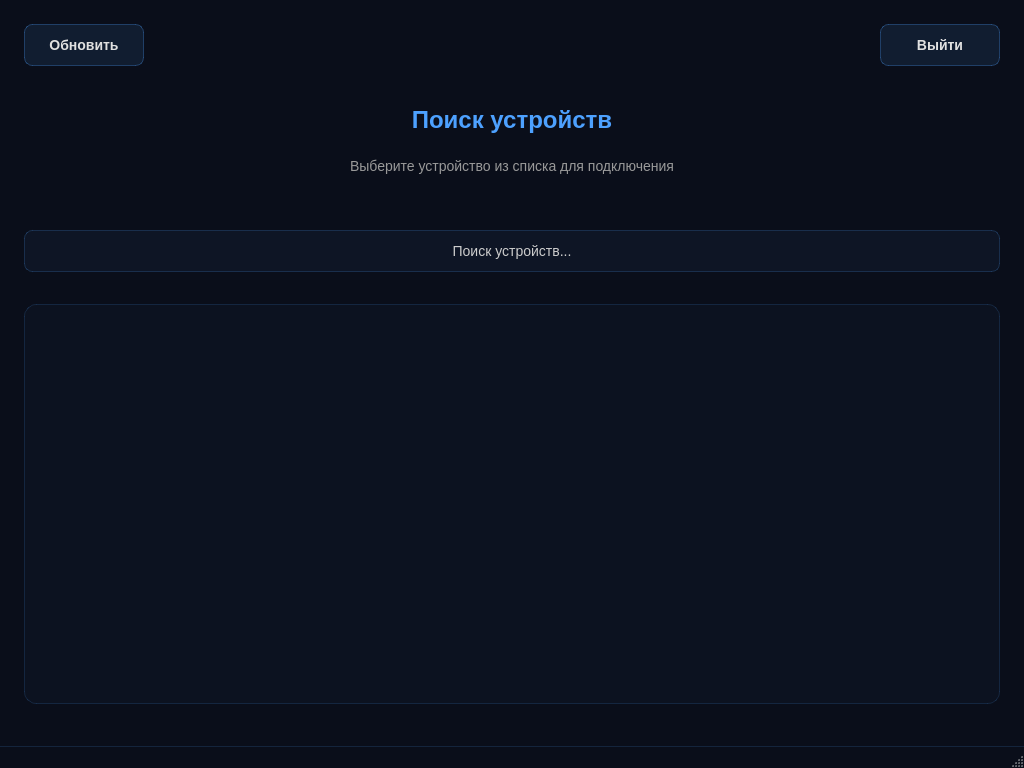
First picture: the form in BrainBit/neurosamples-main/Bit/ui/SearchScreenRuUI.ui, repository simai1/sfedu-hackathon-2025, before the edit.
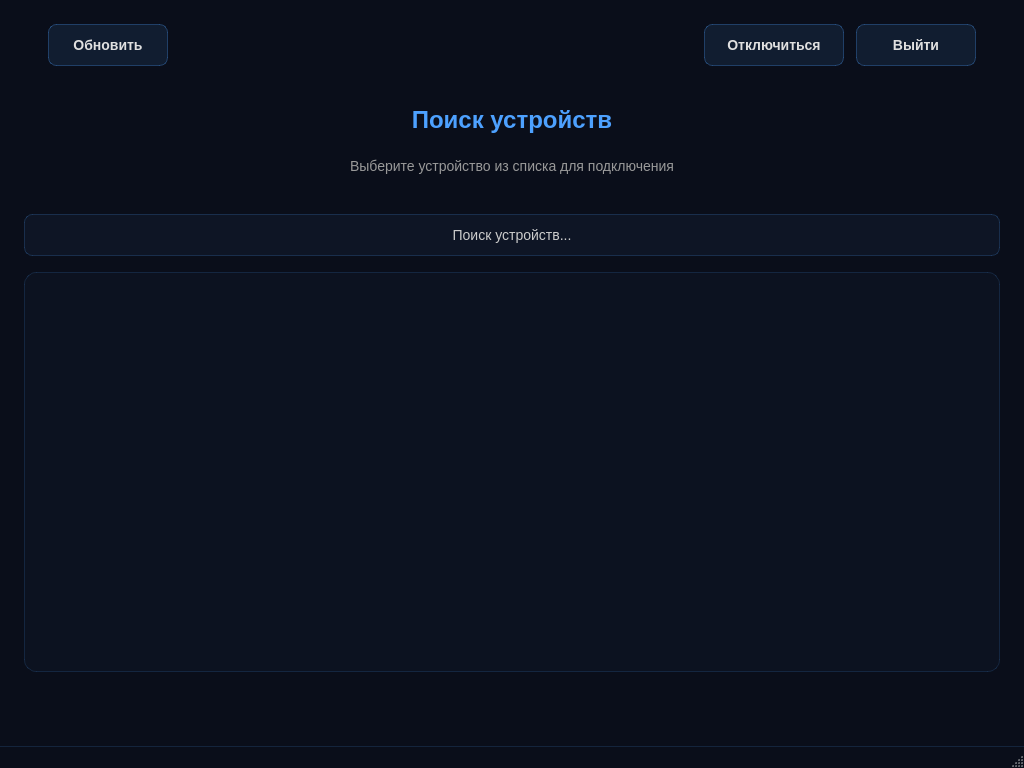
Second picture: the form after the edit.

The edit to the form file:
```diff
--- a/BrainBit/neurosamples-main/Bit/ui/SearchScreenRuUI.ui
+++ b/BrainBit/neurosamples-main/Bit/ui/SearchScreenRuUI.ui
@@ -70,7 +70,7 @@
 QLabel#statusLabel {
 	font-size: 14px;
 	font-weight: 400;
-	margin: 16px 24px;
+	margin: 0;
 	padding: 12px 20px;
 	text-align: center;
 	background: rgba(77, 161, 255, 0.05);
@@ -84,7 +84,7 @@
 	background: rgba(77, 161, 255, 0.03);
 	border: 1px solid rgba(77, 161, 255, 0.15);
 	border-radius: 12px;
-	margin: 0 24px;
+	margin: 0;
 	padding: 16px;
 }
 
@@ -163,16 +163,16 @@
      <number>16</number>
     </property>
     <property name="leftMargin">
-     <number>0</number>
+     <number>24</number>
     </property>
     <property name="topMargin">
      <number>0</number>
     </property>
     <property name="rightMargin">
-     <number>0</number>
+     <number>24</number>
     </property>
     <property name="bottomMargin">
-     <number>0</number>
+     <number>24</number>
     </property>
     <item>
      <layout class="QHBoxLayout" name="topButtonLayout">
@@ -214,6 +214,22 @@
         </property>
        </spacer>
       </item>
+      <item>
+       <widget class="QPushButton" name="disconnectButton">
+        <property name="minimumSize">
+         <size>
+          <width>140</width>
+          <height>40</height>
+         </size>
+        </property>
+        <property name="text">
+         <string>Отключиться</string>
+        </property>
+        <property name="visible">
+         <bool>false</bool>
+        </property>
+       </widget>
+      </item>
       <item>
        <widget class="QPushButton" name="exitButton">
         <property name="minimumSize">
@@ -279,6 +295,9 @@
          <property name="spacing">
           <number>4</number>
          </property>
+         <property name="wordWrap">
+          <bool>true</bool>
+         </property>
         </widget>
        </item>
       </layout>
```
